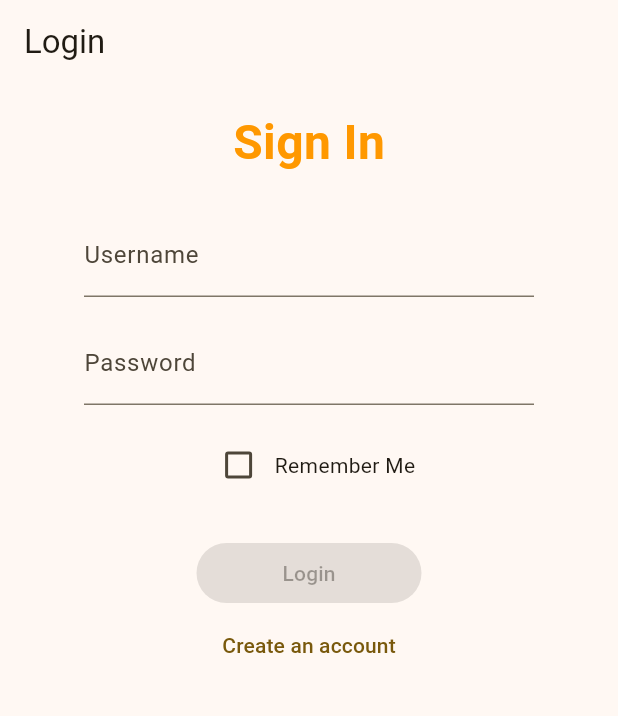
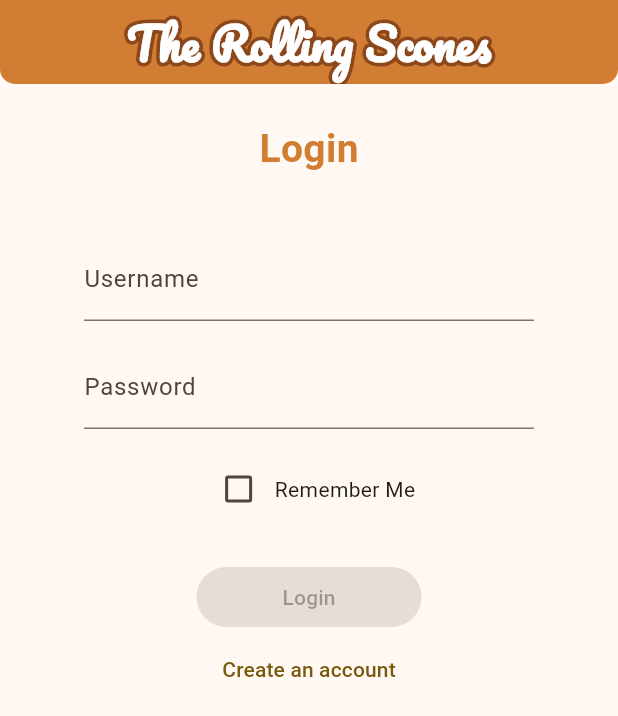
Before and after one commit to Software-Engineering-WebDev-MobileDev/MobileDev, a Flutter app: the screen it shows after launch, on a phone screen of 412 x 824 dp. Shown: the top 716 px of the screen. Run offline on Flutter 3.47's test engine with Material 3 defaults, Android fonts, the light colour scheme and no system bars; our stand-ins replace shared_preferences.

Commit message:
updated login page UI

```diff
--- a/src/bakery_manager_mobile/lib/pages/login.dart
+++ b/src/bakery_manager_mobile/lib/pages/login.dart
@@ -91,25 +91,80 @@
   Widget build(BuildContext context) {
     return Scaffold(
       appBar: AppBar(
-        title: const Text('Login'),
+        centerTitle: true,
+        backgroundColor: const Color.fromARGB(255, 209, 125, 51),
+        shape: const RoundedRectangleBorder(
+          borderRadius: BorderRadius.vertical(
+            bottom: Radius.circular(10)
+          ),
+        ),
+        title: Stack(
+          children: <Widget>[
+            // Stroked text as border.
+            Text(
+              'The Rolling Scones',
+              style: TextStyle(
+                fontFamily: 'Pacifico',
+                fontSize: 30,
+                foreground: Paint()
+                  ..style = PaintingStyle.stroke
+                  ..strokeWidth = 6
+                  ..color = const Color.fromARGB(255, 140,72,27),
+              ),
+            ),
+            // Solid text as fill.
+            const Text(
+              'The Rolling Scones',
+              style: TextStyle(
+                fontFamily: 'Pacifico',
+                fontSize: 30,
+                fontWeight: FontWeight.bold,
+                color: Colors.white,
+              ),
+            ),
+          ],
+        ),
         automaticallyImplyLeading: false,
       ),
       body: SafeArea(
         child: SingleChildScrollView(
-          padding: const EdgeInsets.all(16.0),
+          padding: const EdgeInsets.all(25),
           child: Center(
             child: Column(
               mainAxisAlignment: MainAxisAlignment.center,
               children: <Widget>[
                 const Text(
-                  'Sign In',
+                  'Login',
                   style: TextStyle(
-                    fontSize: 32,
+                    fontSize: 26,
                     fontWeight: FontWeight.bold,
-                    color: Colors.orange,
+                    color: Color.fromARGB(255, 209,126,51),
                   ),
                 ),
-                const SizedBox(height: 24),
+                // Stack(
+                //   children: [
+                //     Text(
+                //       'Login',
+                //       style: TextStyle(
+                //         fontSize: 28,
+                //         foreground: Paint()
+                //            ..style = PaintingStyle.stroke
+                //           ..strokeWidth = 6
+                //           ..color = const Color.fromARGB(255, 140,72,27),
+                //       ),
+                //     ),
+
+                //     const Text(
+                //       'Login',
+                //       style: TextStyle(
+                //         fontSize: 28,
+                //         fontWeight: FontWeight.bold,
+                //         color: Colors.white,
+                //       ),
+                //     ),
+                //   ],
+                // ),
+                const SizedBox(height: 40),
                 Form(
                   key: _formKey,
                   child: Column(
```
